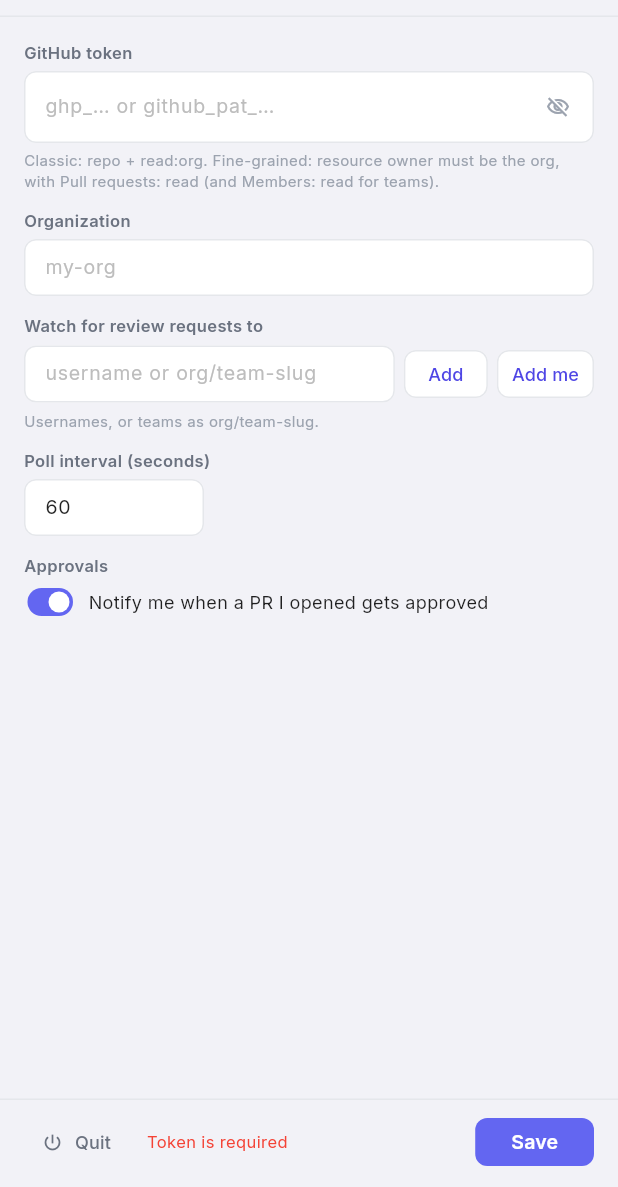
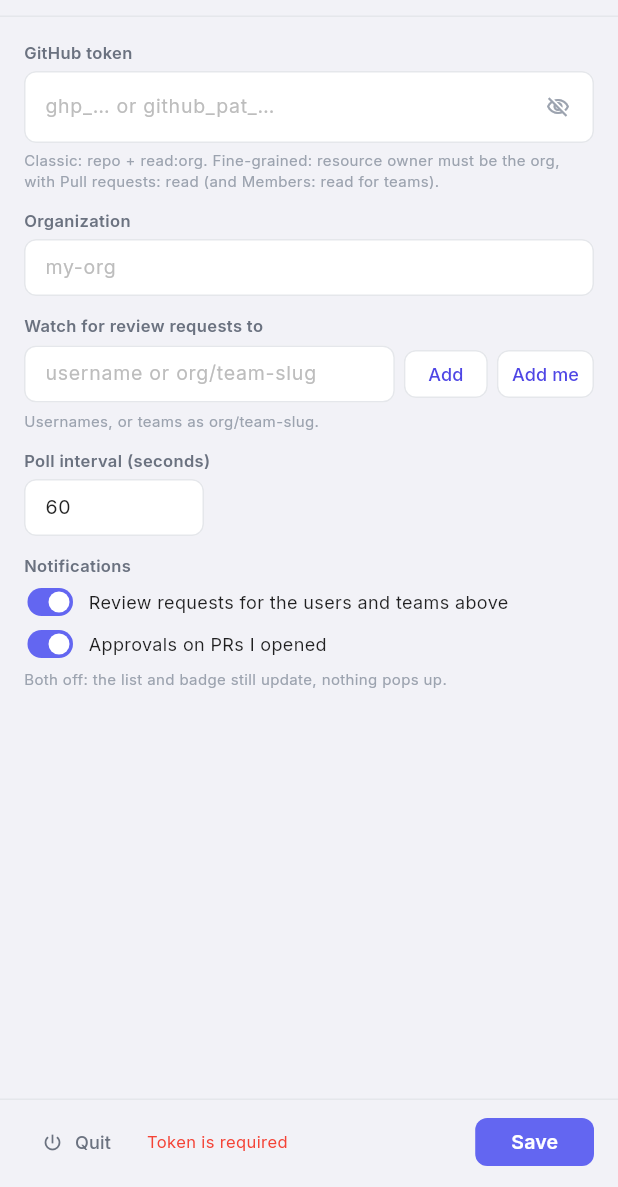
Before and after one commit to jasondcamp/gnotify, a Flutter app: the screen it shows after launch, after a tap on "Save", on a phone screen of 412 x 824 dp, the part 49-1236 px from its top. Run offline on Flutter 3.47's test engine with Material 3 defaults, Android fonts, the phone set to English and light mode, and no system bars; our stand-ins replace google_fonts, package_info_plus, shared_preferences.

Commit message:
Add toggles for review-request and approval notifications
Both on by default; with both off the app is a plain dashboard (list and
badge keep updating, nothing pops). Seen review-request ids are tracked
while the toggle is off so re-enabling only announces new PRs, and
approvals take a silent baseline on first run and whenever the toggle is
switched on.

Co-Authored-By: Claude Fable 5.1 <noreply@anthropic.com>

```diff
--- a/lib/screens/settings_screen.dart
+++ b/lib/screens/settings_screen.dart
@@ -31,6 +31,7 @@ class _SettingsScreenState extends State<SettingsScreen> {
   late List<String> _targets;
 
   bool _obscureToken = true;
+  late bool _notifyReviewRequests;
   late bool _notifyApprovals;
   bool _testing = false;
   bool _saving = false;
@@ -46,6 +47,7 @@ class _SettingsScreenState extends State<SettingsScreen> {
     _org = TextEditingController(text: s.org);
     _interval = TextEditingController(text: '${s.pollIntervalSeconds}');
     _targets = List.of(s.targets);
+    _notifyReviewRequests = s.notifyReviewRequests;
     _notifyApprovals = s.notifyApprovals;
   }
 
@@ -141,6 +143,7 @@ class _SettingsScreenState extends State<SettingsScreen> {
       org: org,
       targets: _targets,
       pollIntervalSeconds: interval,
+      notifyReviewRequests: _notifyReviewRequests,
       notifyApprovals: _notifyApprovals,
     ));
     if (!mounted) return;
@@ -209,28 +212,22 @@ class _SettingsScreenState extends State<SettingsScreen> {
                   const SizedBox(height: 4),
                   SizedBox(width: 120, child: _field(_interval, hint: '60')),
                   const SizedBox(height: 12),
-                  _label('Approvals'),
+                  _label('Notifications'),
                   const SizedBox(height: 2),
-                  Row(
-                    children: [
-                      SizedBox(
-                        height: 28,
-                        child: FittedBox(
-                          child: Switch(
-                            value: _notifyApprovals,
-                            activeTrackColor: const Color(0xFF6366F1),
-                            onChanged: (v) => setState(() => _notifyApprovals = v),
-                          ),
-                        ),
-                      ),
-                      const SizedBox(width: 8),
-                      Expanded(
-                        child: Text(
-                          'Notify me when a PR I opened gets approved',
-                          style: GoogleFonts.inter(fontSize: 12, color: Colors.black87),
-                        ),
-                      ),
-                    ],
+                  _toggle(
+                    'Review requests for the users and teams above',
+                    _notifyReviewRequests,
+                    (v) => setState(() => _notifyReviewRequests = v),
+                  ),
+                  _toggle(
+                    'Approvals on PRs I opened',
+                    _notifyApprovals,
+                    (v) => setState(() => _notifyApprovals = v),
+                  ),
+                  const SizedBox(height: 2),
+                  Text(
+                    'Both off: the list and badge still update, nothing pops up.',
+                    style: GoogleFonts.inter(fontSize: 10, color: const Color(0xFF9CA3AF)),
                   ),
                   if (_testResult != null) ...[
                     const SizedBox(height: 12),
@@ -369,6 +366,27 @@ class _SettingsScreenState extends State<SettingsScreen> {
     );
   }
 
+  Widget _toggle(String text, bool value, ValueChanged<bool> onChanged) {
+    return Row(
+      children: [
+        SizedBox(
+          height: 28,
+          child: FittedBox(
+            child: Switch(
+              value: value,
+              activeTrackColor: const Color(0xFF6366F1),
+              onChanged: onChanged,
+            ),
+          ),
+        ),
+        const SizedBox(width: 8),
+        Expanded(
+          child: Text(text, style: GoogleFonts.inter(fontSize: 12, color: Colors.black87)),
+        ),
+      ],
+    );
+  }
+
   Widget _label(String text) => Text(
         text,
         style: GoogleFonts.inter(
--- a/lib/services/settings_service.dart
+++ b/lib/services/settings_service.dart
@@ -10,6 +10,9 @@ class Settings {
   final List<String> targets;
   final int pollIntervalSeconds;
 
+  /// Notify when a PR starts asking one of the targets for review.
+  final bool notifyReviewRequests;
+
   /// Notify when a PR the token's user authored gets an approving review.
   final bool notifyApprovals;
 
@@ -18,6 +21,7 @@ class Settings {
     this.org = '',
     this.targets = const [],
     this.pollIntervalSeconds = 60,
+    this.notifyReviewRequests = true,
     this.notifyApprovals = true,
   });
 
@@ -28,6 +32,7 @@ class Settings {
     String? org,
     List<String>? targets,
     int? pollIntervalSeconds,
+    bool? notifyReviewRequests,
     bool? notifyApprovals,
   }) =>
       Settings(
@@ -35,6 +40,7 @@ class Settings {
         org: org ?? this.org,
         targets: targets ?? this.targets,
         pollIntervalSeconds: pollIntervalSeconds ?? this.pollIntervalSeconds,
+        notifyReviewRequests: notifyReviewRequests ?? this.notifyReviewRequests,
         notifyApprovals: notifyApprovals ?? this.notifyApprovals,
       );
 }
@@ -44,6 +50,7 @@ class SettingsService extends ChangeNotifier {
   static const _kOrg = 'github_org';
   static const _kTargets = 'github_targets';
   static const _kPollInterval = 'poll_interval_seconds';
+  static const _kNotifyReviewRequests = 'notify_review_requests';
   static const _kNotifyApprovals = 'notify_approvals';
   static const _kNotifiedIds = 'notified_pr_ids';
   static const _kApprovedIds = 'approved_pr_ids';
@@ -58,6 +65,7 @@ class SettingsService extends ChangeNotifier {
       org: prefs.getString(_kOrg) ?? '',
       targets: prefs.getStringList(_kTargets) ?? const [],
       pollIntervalSeconds: prefs.getInt(_kPollInterval) ?? 60,
+      notifyReviewRequests: prefs.getBool(_kNotifyReviewRequests) ?? true,
       notifyApprovals: prefs.getBool(_kNotifyApprovals) ?? true,
     );
     notifyListeners();
@@ -72,6 +80,7 @@ class SettingsService extends ChangeNotifier {
       s.targets.map((t) => t.trim()).where((t) => t.isNotEmpty).toList(),
     );
     await prefs.setInt(_kPollInterval, s.pollIntervalSeconds.clamp(15, 3600));
+    await prefs.setBool(_kNotifyReviewRequests, s.notifyReviewRequests);
     await prefs.setBool(_kNotifyApprovals, s.notifyApprovals);
     await load();
   }
@@ -81,8 +90,13 @@ class SettingsService extends ChangeNotifier {
   Future<Set<int>> loadNotifiedIds() => _loadIds(_kNotifiedIds);
   Future<void> saveNotifiedIds(Set<int> ids) => _saveIds(_kNotifiedIds, ids);
 
-  /// IDs of the user's own PRs already announced as approved.
-  Future<Set<int>> loadApprovedIds() => _loadIds(_kApprovedIds);
+  /// IDs of the user's own PRs already announced as approved. Null when the
+  /// app has never recorded a baseline, so the first pass can stay silent.
+  Future<Set<int>?> loadApprovedIds() async {
+    final prefs = await SharedPreferences.getInstance();
+    if (!prefs.containsKey(_kApprovedIds)) return null;
+    return _loadIds(_kApprovedIds);
+  }
   Future<void> saveApprovedIds(Set<int> ids) => _saveIds(_kApprovedIds, ids);
 
   Future<Set<int>> _loadIds(String key) async {
--- a/lib/services/watcher_service.dart
+++ b/lib/services/watcher_service.dart
@@ -21,6 +21,12 @@ class WatcherService extends ChangeNotifier {
   Set<int> _notifiedIds = {};
   Set<int> _approvedIds = {};
 
+  /// True until the approved set has been recorded once. The first pass after
+  /// install, or after the approvals toggle is switched on, only records what
+  /// is already approved instead of announcing all of it.
+  bool _approvalsNeedBaseline = true;
+  bool _lastNotifyApprovals = true;
+
   /// Requested reviewers per PR id, keyed on the PR's updated_at so a PR is
   /// only re-fetched when it changes.
   final Map<int, ({DateTime updatedAt, RequestedReviewers reviewers})> _reviewerCache = {};
@@ -42,14 +48,20 @@ class WatcherService extends ChangeNotifier {
 
   Future<void> start() async {
     _notifiedIds = await settingsService.loadNotifiedIds();
-    _approvedIds = await settingsService.loadApprovedIds();
+    final approved = await settingsService.loadApprovedIds();
+    _approvedIds = approved ?? {};
+    _approvalsNeedBaseline = approved == null;
+    _lastNotifyApprovals = settingsService.settings.notifyApprovals;
     settingsService.addListener(_onSettingsChanged);
     _restartTimer();
     await refresh();
   }
 
   void _onSettingsChanged() {
-    github.token = settingsService.settings.token;
+    final s = settingsService.settings;
+    github.token = s.token;
+    if (s.notifyApprovals && !_lastNotifyApprovals) _approvalsNeedBaseline = true;
+    _lastNotifyApprovals = s.notifyApprovals;
     _restartTimer();
     refresh();
   }
@@ -110,8 +122,10 @@ class WatcherService extends ChangeNotifier {
       final label = list.length == 1 ? '1 PR awaiting review' : '${list.length} PRs awaiting review';
       _pushTooltip('gnotify - $label');
 
+      // Seen ids are tracked even with notifications off, so switching them
+      // on later only announces PRs that arrive after that point.
       for (final pr in fresh) {
-        await _notify(pr);
+        if (settings.notifyReviewRequests) await _notify(pr);
         _notifiedIds.add(pr.id);
       }
       if (fresh.isNotEmpty) await settingsService.saveNotifiedIds(_notifiedIds);
@@ -162,6 +176,13 @@ class WatcherService extends ChangeNotifier {
     final currentIds = approved.map((p) => p.id).toSet();
     final fresh = approved.where((p) => !_approvedIds.contains(p.id)).toList();
     _approvedIds = _approvedIds.intersection(currentIds);
+
+    if (_approvalsNeedBaseline) {
+      _approvedIds = currentIds;
+      _approvalsNeedBaseline = false;
+      await settingsService.saveApprovedIds(_approvedIds);
+      return;
+    }
 
     for (final pr in fresh) {
       final approvers = await github.getApprovers(pr.repoFullName, pr.number);
--- a/pubspec.yaml
+++ b/pubspec.yaml
@@ -1,7 +1,7 @@
 name: gnotify
 description: "macOS menubar app that watches GitHub for pull requests awaiting your review."
 publish_to: 'none'
-version: 1.0.0+7
+version: 1.0.0+8
 
 environment:
   sdk: ^3.10.7
```
Also changed, not shown: 1 other file.
